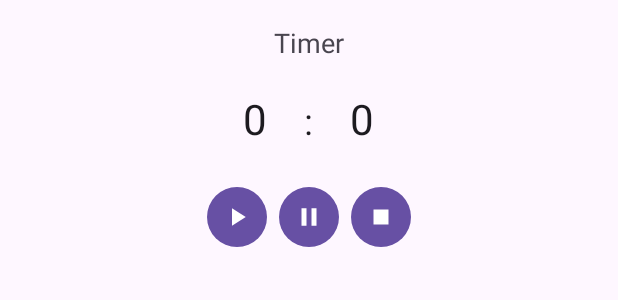
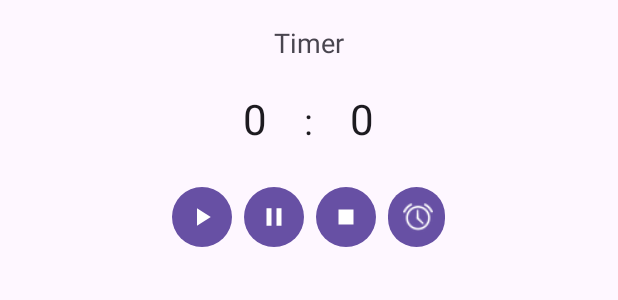
Before and after one commit to AdrianKokot/put-cooking-book, an Android app: the layout fragment_timer.xml on its own in the app's theme, with its tools: preview values and no code run, on a phone screen of 412 x 824 dp. Shown: the top 300 px of the screen. Run offline under Robolectric (Android 15) with nearby library versions, the light colour scheme and no system bars.

Commit message:
modifty: after timer runs out alarm starts playing until it's turn off, then user can start another timer

```diff
--- a/app/src/main/res/layout-large/fragment_timer.xml
+++ b/app/src/main/res/layout-large/fragment_timer.xml
@@ -1,9 +1,9 @@
 <?xml version="1.0" encoding="utf-8"?>
 <LinearLayout xmlns:android="http://schemas.android.com/apk/res/android"
         xmlns:tools="http://schemas.android.com/tools"
+        xmlns:app="http://schemas.android.com/apk/res-auto"
         android:layout_width="match_parent"
         android:layout_height="wrap_content"
-              xmlns:app="http://schemas.android.com/apk/res-auto"
         android:orientation="vertical"
         android:gravity="center_horizontal"
         tools:context=".TimerFragment"
@@ -14,8 +14,7 @@
             android:layout_height="wrap_content"
             android:textAlignment="center"
             android:textAppearance="@style/TextAppearance.AppCompat.Medium"
-            android:text="Timer"
-            />
+            android:text="Timer" />
 
     <LinearLayout
             android:layout_width="match_parent"
@@ -33,14 +32,14 @@
                 style="@style/Widget.Material3.MaterialTimePicker.Display.TextInputEditText"
                 android:textAlignment="center"
                 android:textSize="24sp"
-                android:minWidth="32dp"/>
+                android:minWidth="32dp" />
 
         <TextView
                 android:layout_width="wrap_content"
                 android:layout_height="wrap_content"
                 android:textSize="24sp"
                 style="@style/Widget.Material3.MaterialTimePicker.Display.Divider"
-                android:text=":"/>
+                android:text=":" />
 
         <EditText
                 android:layout_width="wrap_content"
@@ -51,14 +50,13 @@
                 android:textSize="24sp"
                 android:text="0"
                 android:textAlignment="center"
-                android:minWidth="64dp"/>
+                android:minWidth="64dp" />
 
     </LinearLayout>
 
     <LinearLayout
-            android:layout_width="match_parent"
-            android:layout_height="wrap_content"
-            android:orientation="horizontal"
+            android:layout_width="wrap_content"
+            android:layout_height="match_parent"
             android:gravity="center_horizontal">
 
         <Button
@@ -66,21 +64,28 @@
                 android:layout_height="wrap_content"
                 app:icon="@drawable/baseline_play_arrow_24"
                 style="@style/Widget.Material3.Button.IconButton.Filled"
-                android:id="@+id/start_timer_button"/>
+                android:id="@+id/start_timer_button" />
 
         <Button
                 android:layout_width="wrap_content"
                 android:layout_height="wrap_content"
                 app:icon="@drawable/baseline_pause_24"
                 style="@style/Widget.Material3.Button.IconButton.Filled"
-                android:id="@+id/pause_timer_button"/>
+                android:id="@+id/pause_timer_button" />
 
         <Button
                 android:layout_width="wrap_content"
                 android:layout_height="wrap_content"
                 app:icon="@drawable/baseline_stop_24"
                 style="@style/Widget.Material3.Button.IconButton.Filled"
-                android:id="@+id/stop_timer_button"/>
+                android:id="@+id/stop_timer_button" />
+
+        <Button
+                android:layout_width="wrap_content"
+                android:layout_height="wrap_content"
+                app:icon="@android:drawable/ic_lock_idle_alarm"
+                style="@style/Widget.Material3.Button.IconButton.Filled"
+                android:id="@+id/stop_alarm_button" />
 
     </LinearLayout>
 
--- a/app/src/main/res/layout/fragment_timer.xml
+++ b/app/src/main/res/layout/fragment_timer.xml
@@ -56,7 +56,7 @@
     </LinearLayout>
 
     <LinearLayout
-            android:layout_width="match_parent"
+            android:layout_width="190dp"
             android:layout_height="wrap_content"
             android:orientation="horizontal"
             android:gravity="center_horizontal">
@@ -66,21 +66,28 @@
                 android:layout_height="wrap_content"
                 app:icon="@drawable/baseline_play_arrow_24"
                 style="@style/Widget.Material3.Button.IconButton.Filled"
-                android:id="@+id/start_timer_button"/>
+                android:id="@+id/start_timer_button" />
 
         <Button
                 android:layout_width="wrap_content"
                 android:layout_height="wrap_content"
                 app:icon="@drawable/baseline_pause_24"
                 style="@style/Widget.Material3.Button.IconButton.Filled"
-                android:id="@+id/pause_timer_button"/>
+                android:id="@+id/pause_timer_button" />
 
         <Button
                 android:layout_width="wrap_content"
                 android:layout_height="wrap_content"
                 app:icon="@drawable/baseline_stop_24"
                 style="@style/Widget.Material3.Button.IconButton.Filled"
-                android:id="@+id/stop_timer_button"/>
+                android:id="@+id/stop_timer_button" />
+
+        <Button
+                android:layout_width="wrap_content"
+                android:layout_height="wrap_content"
+                app:icon="@android:drawable/ic_lock_idle_alarm"
+                style="@style/Widget.Material3.Button.IconButton.Filled"
+                android:id="@+id/stop_alarm_button" />
 
     </LinearLayout>
 
```
Also changed, not shown: app/src/main/java/com/example/cookingbook/TimerFragment.kt (+67 -7 lines), 1 other file. Lines whose indentation alone changed are shown as unchanged.
